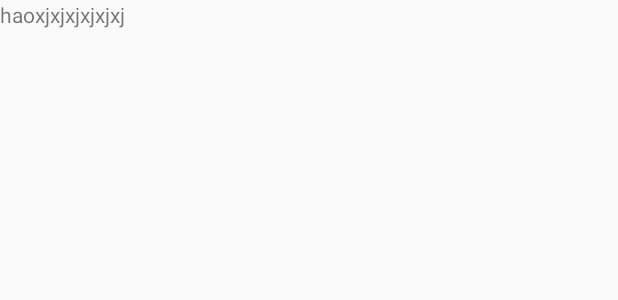
After one commit to xuejuan1981/Activitysecond, an Android app: the layout second_activity.xml on its own in the app's theme, with its tools: preview values and no code run, on a phone screen of 412 x 824 dp. The commit adds this screen. Shown: the top 300 px of the screen. Run offline under Robolectric (Android 15) with nearby library versions, the phone set to English and light mode, and no system bars.

Commit message:
MainActivity传递消息到ActivitySecond的TextView

```diff
--- a/app/src/main/java/com/example/lsx/activity/MainActivity.java
+++ b/app/src/main/java/com/example/lsx/activity/MainActivity.java
@@ -11,6 +11,7 @@ import android.widget.Toast;
 
 public class MainActivity extends AppCompatActivity {
     private static final String TAG = "MainActivity";
+    public static final String BOOK_NAME_OF_CATEGORY_PHYSICAL = "bookNameOfCategoryPhysical";
     @Override
     protected void onCreate(Bundle savedInstanceState) {
         super.onCreate(savedInstanceState);
@@ -24,7 +25,7 @@ public class MainActivity extends AppCompatActivity {
             public void onClick(View v) {
                 Log.d(TAG, "onClick: ");
                 Intent intent = new Intent(MainActivity.this,Activitysecond.class);
-                intent.putExtra("name",editText.getText().toString());
+                intent.putExtra(BOOK_NAME_OF_CATEGORY_PHYSICAL,editText.getText().toString());
                 startActivity(intent);
             }
         });
--- /dev/null
+++ b/app/src/main/res/layout/second_activity.xml
@@ -0,0 +1,10 @@
+<?xml version="1.0" encoding="utf-8"?>
+<LinearLayout xmlns:android="http://schemas.android.com/apk/res/android"
+    android:orientation="vertical" android:layout_width="match_parent"
+    android:layout_height="match_parent">
+<TextView
+    android:id="@+id/second_activity_text_view"
+    android:layout_width="match_parent"
+    android:layout_height="wrap_content"
+    android:text="haoxjxjxjxjxjxj"/>
+</LinearLayout>
```
Also changed, not shown: app/src/main/java/com/example/lsx/activity/Activitysecond.java (+8 -2 lines).
